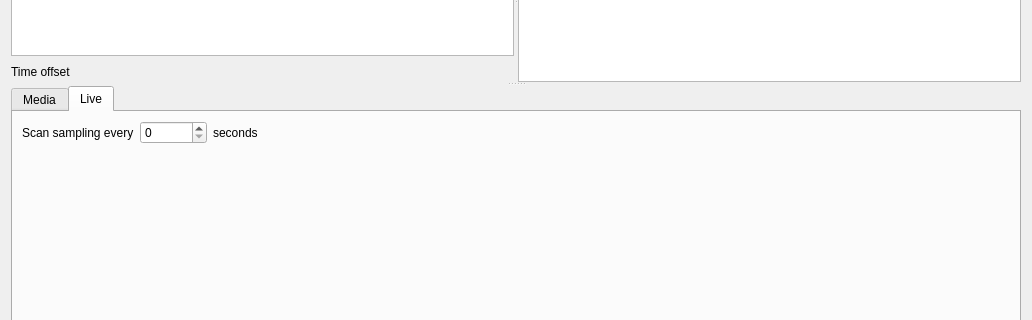
First picture: the form in src/observation.ui, repository olivierfriard/BORIS, before the edit; both pictures show x 0 to 1032 and y 137 to 457 of the 1032 by 578 pixel window.
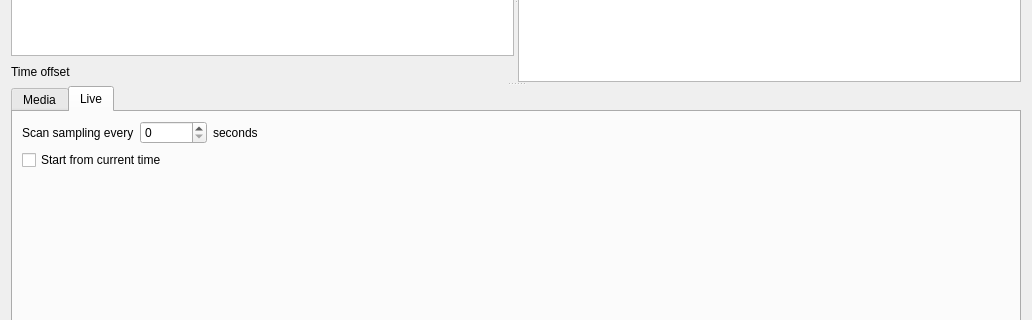
Second picture: the form after the edit. The open tabs and pages were chosen to show the change.

Commit message: added live from current time

```diff
--- a/src/observation.ui
+++ b/src/observation.ui
@@ -543,6 +543,13 @@
                </item>
               </layout>
              </item>
+             <item>
+              <widget class="QCheckBox" name="cb_start_from_current_time">
+               <property name="text">
+                <string>Start from current time</string>
+               </property>
+              </widget>
+             </item>
              <item>
               <spacer name="verticalSpacer_2">
                <property name="orientation">
```
The commit also changes 8 other files.
